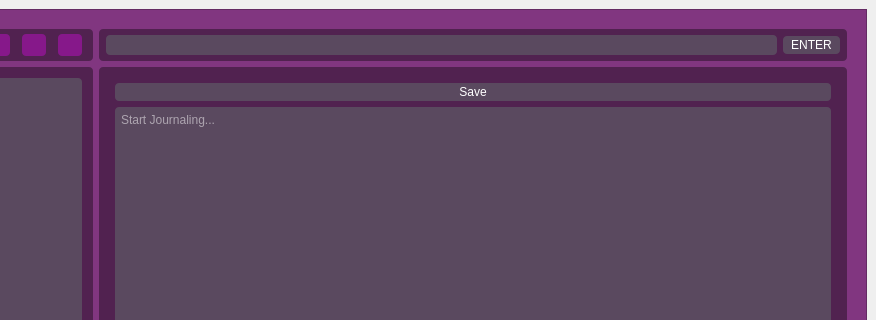
BlackFire26299/journalAssignmentIT, file Code/UIs/Mainapp.ui: the form before one commit; both pictures show x 164 to 1040 and y 0 to 320 of the 1040 by 740 pixel window.
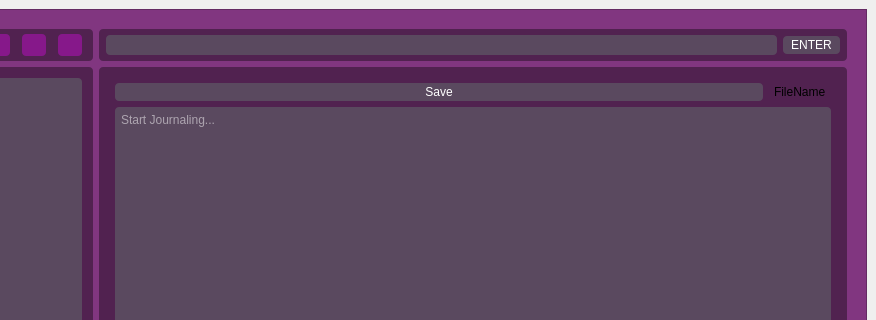
The form after the commit. Icons and pictures are not drawn.

What changed in the file:
```diff
--- a/Code/UIs/Mainapp.ui
+++ b/Code/UIs/Mainapp.ui
@@ -641,6 +641,49 @@
                 <property name="bottomMargin">
                  <number>3</number>
                 </property>
+                <item row="0" column="0">
+                 <layout class="QHBoxLayout" name="horizontalLayout_2">
+                  <item>
+                   <widget class="QPushButton" name="SaveButton1">
+                    <property name="sizePolicy">
+                     <sizepolicy hsizetype="MinimumExpanding" vsizetype="Fixed">
+                      <horstretch>0</horstretch>
+                      <verstretch>0</verstretch>
+                     </sizepolicy>
+                    </property>
+                    <property name="styleSheet">
+                     <string notr="true">background-color: rgb(90, 73, 95);
+color: rgb(255, 255, 255);</string>
+                    </property>
+                    <property name="text">
+                     <string>Save</string>
+                    </property>
+                   </widget>
+                  </item>
+                  <item>
+                   <widget class="QLabel" name="FileNameLabel">
+                    <property name="sizePolicy">
+                     <sizepolicy hsizetype="Maximum" vsizetype="Preferred">
+                      <horstretch>0</horstretch>
+                      <verstretch>0</verstretch>
+                     </sizepolicy>
+                    </property>
+                    <property name="maximumSize">
+                     <size>
+                      <width>150000</width>
+                      <height>16777215</height>
+                     </size>
+                    </property>
+                    <property name="text">
+                     <string>FileName</string>
+                    </property>
+                    <property name="margin">
+                     <number>0</number>
+                    </property>
+                   </widget>
+                  </item>
+                 </layout>
+                </item>
                 <item row="1" column="0">
                  <widget class="QTextEdit" name="mdeditor">
                   <property name="enabled">
@@ -655,17 +698,6 @@
                   </property>
                  </widget>
                 </item>
-                <item row="0" column="0">
-                 <widget class="QPushButton" name="SaveButton1">
-                  <property name="styleSheet">
-                   <string notr="true">background-color: rgb(90, 73, 95);
-color: rgb(255, 255, 255);</string>
-                  </property>
-                  <property name="text">
-                   <string>Save</string>
-                  </property>
-                 </widget>
-                </item>
                </layout>
               </widget>
              </widget>
```
Left out of the diff: 2 changed lines with no effect on the pictures.
